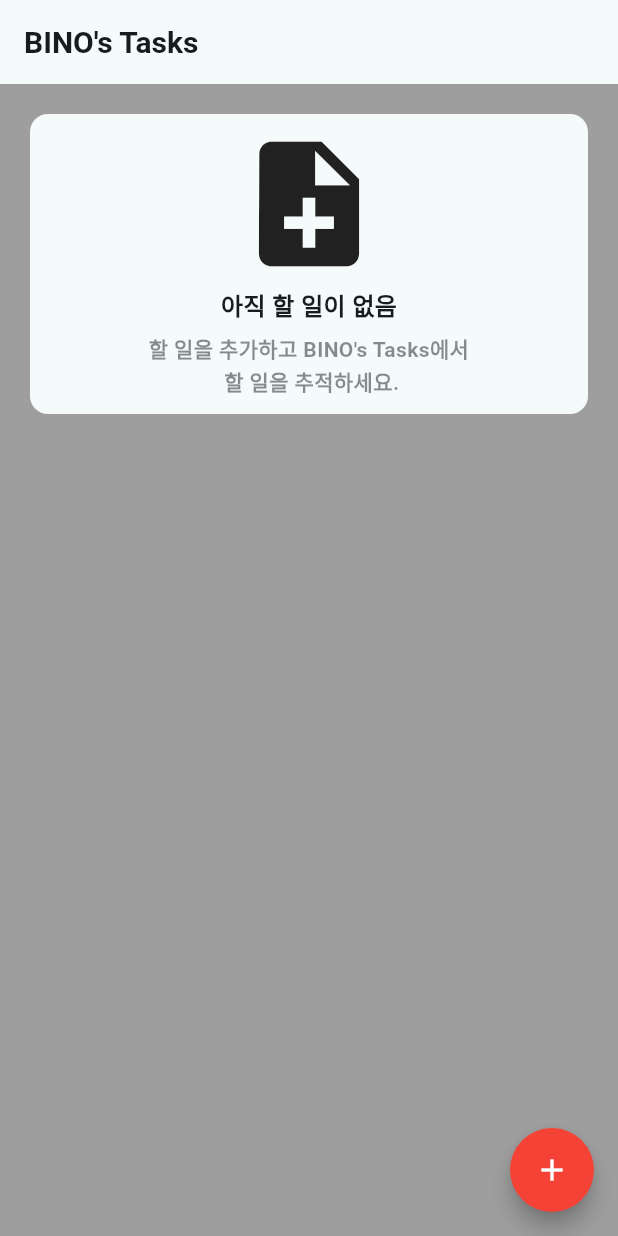
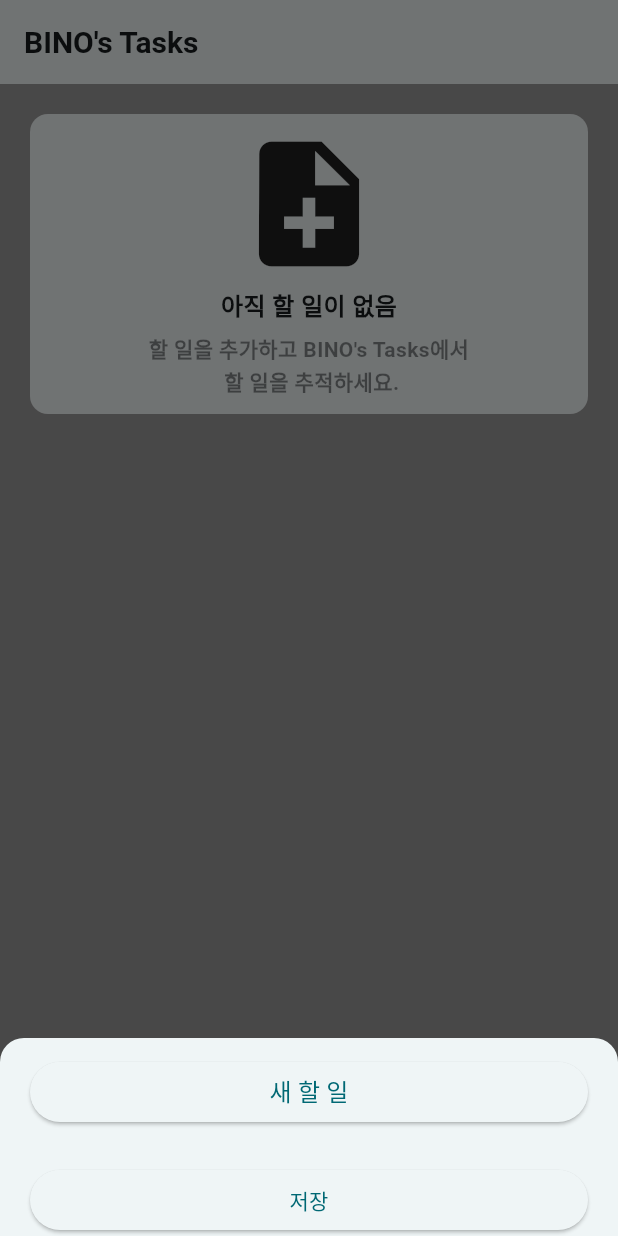
Before and after one commit to BinoKim/flutter_tasks_app, a Flutter app: the screen it shows after launch, after a tap on the "add" icon, on a phone screen of 412 x 824 dp. Run offline on Flutter 3.47's test engine with Material 3 defaults, Android fonts, the phone set to English and light mode, and no system bars; missing offline and left inert: dart:ffi.

Commit message:
망. 포기.

```diff
--- a/lib/HomePage.dart
+++ b/lib/HomePage.dart
@@ -26,12 +26,15 @@ class HomePage extends StatelessWidget {
           padding: const EdgeInsets.symmetric(horizontal: 20, vertical: 20),
           child: Column(
             children: [
-              Nothingtodo(),
+              NothingToDo(),
+
             ],
           ),
         ),
+
         floatingActionButton: FloatingButton(),
         floatingActionButtonLocation: FloatingActionButtonLocation.endFloat,
+
       );
   }
 }
--- a/lib/floatingButton.dart
+++ b/lib/floatingButton.dart
@@ -3,6 +3,7 @@
 import 'package:flutter/material.dart';
 
 class FloatingButton extends StatelessWidget {
+
   @override
   Widget build(BuildContext context) {
     return FloatingActionButton(
@@ -10,7 +11,43 @@ class FloatingButton extends StatelessWidget {
         Icons.add,
         size: 24,
       ),
-      onPressed: () {},
+      onPressed: () {
+        showModalBottomSheet(
+          isScrollControlled: true,
+          context: context,
+          shape: const RoundedRectangleBorder(
+            borderRadius: BorderRadiusGeometry.vertical(top: Radius.circular(16)),
+          ),
+          builder: (ctx) {
+            return Padding(
+              padding: EdgeInsets.only(
+                bottom: MediaQuery.of(ctx).viewInsets.bottom,
+                left: 20, right: 20, top: 12,
+              ),
+              child: Column(
+                mainAxisSize: MainAxisSize.min,
+                crossAxisAlignment: CrossAxisAlignment.stretch,
+                children: [
+                  ElevatedButton(onPressed: () {
+                    TextField(
+                      decoration: const InputDecoration(
+                        hintText: '내용(선택)을 입력하세요',),
+                    );
+                  },
+                  child: const Text('새 할 일', style: TextStyle(fontSize: 16,))),
+                  const SizedBox(height: 12),
+
+                  const SizedBox(height: 12),
+                  ElevatedButton(
+                    onPressed: () => Navigator.pop(ctx),
+                    child: const Text('저장'),
+                  ),
+                ],
+              ),
+            );
+          },
+        );
+      },
       backgroundColor: Colors.red,
       foregroundColor: Colors.white,
       shape: CircleBorder(),
--- a/lib/nothingToDo.dart
+++ b/lib/nothingToDo.dart
@@ -1,7 +1,7 @@
 
 import 'package:flutter/material.dart';
 
-class Nothingtodo extends StatelessWidget {
+class NothingToDo extends StatelessWidget {
 
   final String pageTitle = "BINO's Tasks";
 
@@ -49,5 +49,4 @@ class Nothingtodo extends StatelessWidget {
       ),
     );
   }
-
 }
```
Lines whose indentation alone changed are shown as unchanged.
